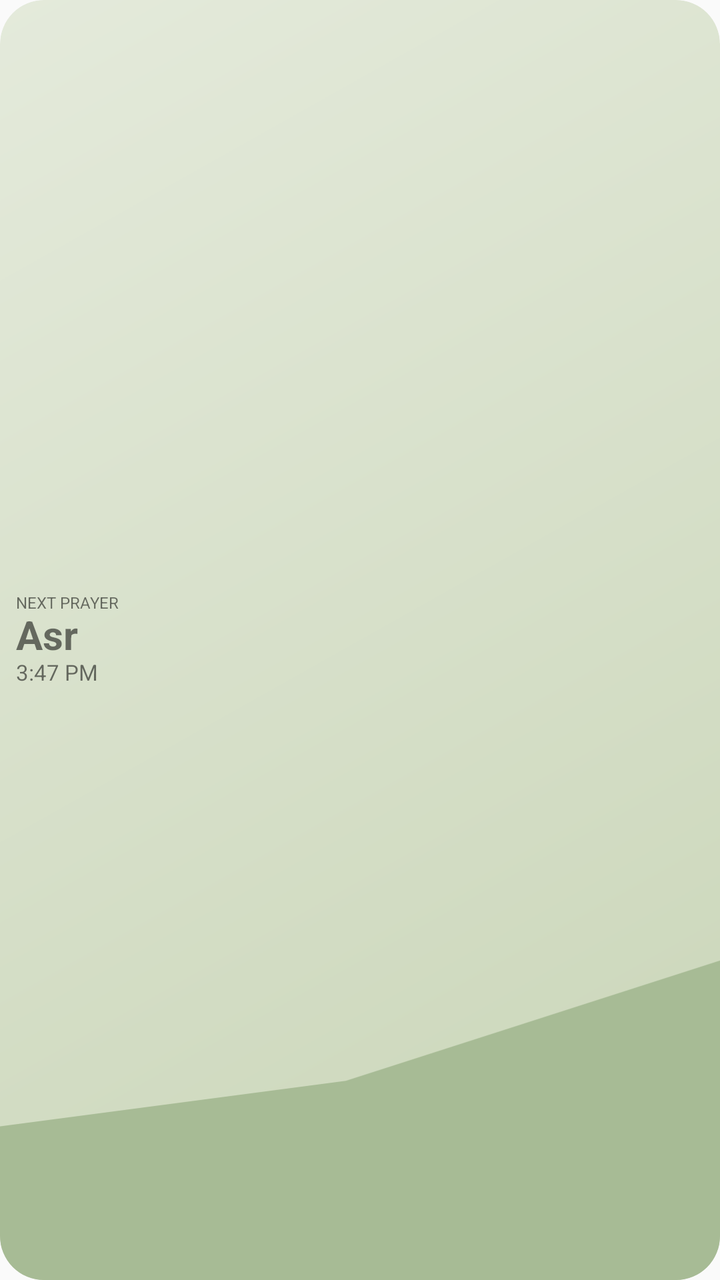
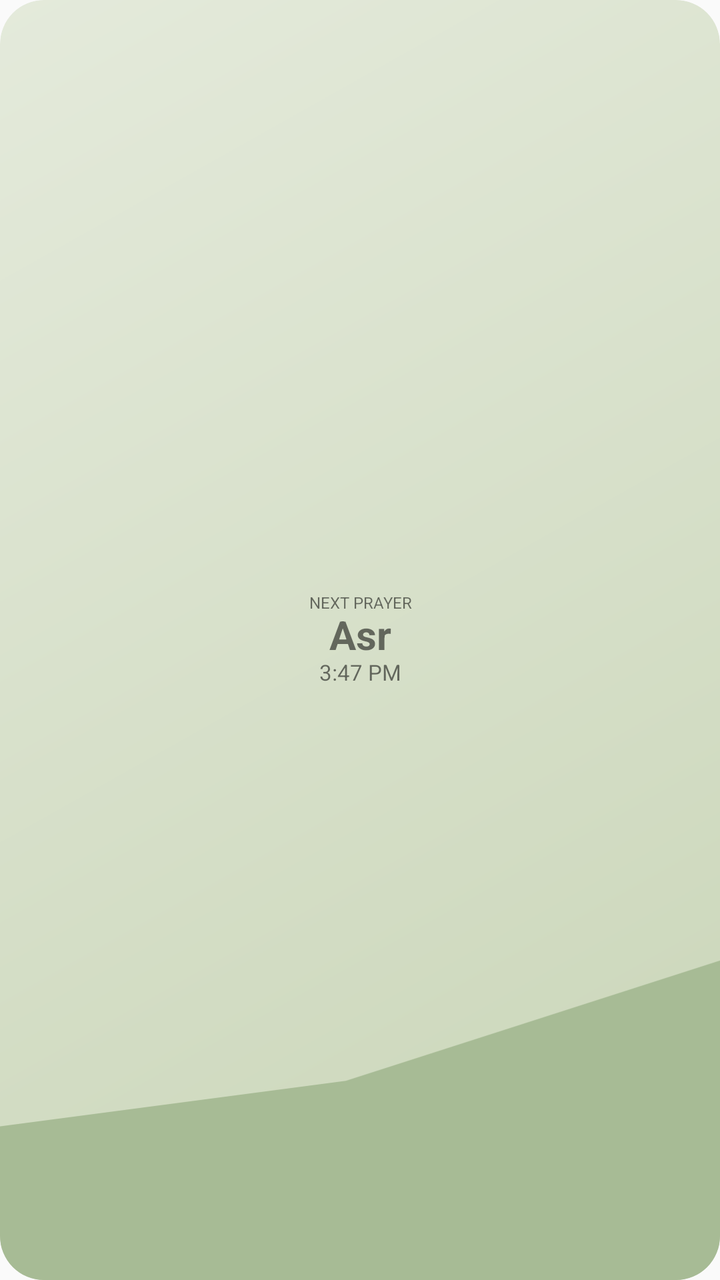

Compare the two renders of this Android layout. The source of the first and the diff that turns it into the second are given below.
<!-- AndroidManifest.xml: application theme AppTheme -->
<!-- res/layout/prayer_widget.xml -->
<?xml version="1.0" encoding="utf-8"?>
<FrameLayout xmlns:android="http://schemas.android.com/apk/res/android" android:layout_width="match_parent" android:layout_height="match_parent">
 <FrameLayout android:id="@+id/widget_root" android:layout_width="match_parent" android:layout_height="match_parent" android:background="@drawable/widget_asr" android:clipToOutline="true">
  <ImageView android:id="@+id/widget_scene" android:layout_width="match_parent" android:layout_height="match_parent" android:src="@drawable/widget_scene_asr" android:scaleType="centerCrop" android:importantForAccessibility="no" />
  <LinearLayout android:id="@+id/widget_content" android:layout_width="match_parent" android:layout_height="match_parent" android:orientation="vertical" android:gravity="start|center_vertical" android:paddingStart="8dp" android:paddingEnd="4dp" android:paddingTop="4dp" android:paddingBottom="4dp">
   <TextView android:id="@+id/widget_label" android:layout_width="match_parent" android:layout_height="wrap_content" android:fontFamily="sans-serif" android:text="NEXT PRAYER" android:gravity="start|center_vertical" android:textSize="8sp" android:includeFontPadding="false" android:maxLines="1" />
   <LinearLayout android:layout_width="match_parent" android:layout_height="wrap_content" android:orientation="horizontal" android:gravity="center_vertical">
    <TextView android:id="@+id/widget_prayer" android:layout_width="match_parent" android:layout_height="wrap_content" android:layout_marginTop="0dp" android:text="Asr" android:textStyle="bold" android:gravity="start|center_vertical" android:textSize="20sp" android:fontFamily="sans-serif" android:maxLines="1" android:includeFontPadding="false" />
   </LinearLayout>
   <TextView android:id="@+id/widget_time" android:layout_width="match_parent" android:layout_height="wrap_content" android:fontFamily="sans-serif" android:text="3:47 PM" android:gravity="start|center_vertical" android:textSize="11sp" android:maxLines="1" android:includeFontPadding="false" />
   <Chronometer android:id="@+id/widget_countdown" android:layout_width="match_parent" android:layout_height="wrap_content" android:layout_marginTop="0dp" android:textSize="8sp" android:format="In %s" android:visibility="gone" android:maxLines="1" android:includeFontPadding="false" />
   <TextView android:id="@+id/widget_location" android:layout_width="wrap_content" android:layout_height="wrap_content" android:visibility="gone" />
   <TextView android:id="@+id/widget_reflection" android:layout_width="wrap_content" android:layout_height="wrap_content" android:visibility="gone" />
  </LinearLayout>
 </FrameLayout>
</FrameLayout>
<!-- resources referenced by this layout -->
<resources>
  <!-- drawable widget_asr (drawable) -->
  <?xml version="1.0" encoding="utf-8"?>
  <shape xmlns:android="http://schemas.android.com/apk/res/android"><corners android:radius="22dp"/><gradient android:startColor="#E4EADB" android:endColor="#C9D5B7" android:angle="315"/></shape>
  <!-- drawable widget_scene_asr (drawable) -->
  <vector xmlns:android="http://schemas.android.com/apk/res/android" android:width="180dp" android:height="90dp" android:viewportWidth="180" android:viewportHeight="90"><path android:fillColor="#F8F0C9" android:pathData="M150,31a16,16 0,1 0,0 32a16,16 0,1 0,0 -32" /><path android:fillColor="#A7BB95" android:pathData="M0,78L28,77L51,81L89,76L117,67L142,72L180,61L180,90L0,90Z" /></vector>
  <style name="AppTheme" parent="Theme.AppCompat.Light.DarkActionBar">
          
          <item name="colorPrimary">@color/colorPrimary</item>
          <item name="colorPrimaryDark">@color/colorPrimaryDark</item>
          <item name="colorAccent">@color/colorAccent</item>
      </style>
</resources>

<!-- the commit's change to res/layout/prayer_widget.xml (unified diff, before → after) -->
@@ -2,12 +2,12 @@
 <FrameLayout xmlns:android="http://schemas.android.com/apk/res/android" android:layout_width="match_parent" android:layout_height="match_parent">
  <FrameLayout android:id="@+id/widget_root" android:layout_width="match_parent" android:layout_height="match_parent" android:background="@drawable/widget_asr" android:clipToOutline="true">
   <ImageView android:id="@+id/widget_scene" android:layout_width="match_parent" android:layout_height="match_parent" android:src="@drawable/widget_scene_asr" android:scaleType="centerCrop" android:importantForAccessibility="no" />
-  <LinearLayout android:id="@+id/widget_content" android:layout_width="match_parent" android:layout_height="match_parent" android:orientation="vertical" android:gravity="start|center_vertical" android:paddingStart="8dp" android:paddingEnd="4dp" android:paddingTop="4dp" android:paddingBottom="4dp">
-   <TextView android:id="@+id/widget_label" android:layout_width="match_parent" android:layout_height="wrap_content" android:fontFamily="sans-serif" android:text="NEXT PRAYER" android:gravity="start|center_vertical" android:textSize="8sp" android:includeFontPadding="false" android:maxLines="1" />
-   <LinearLayout android:layout_width="match_parent" android:layout_height="wrap_content" android:orientation="horizontal" android:gravity="center_vertical">
-    <TextView android:id="@+id/widget_prayer" android:layout_width="match_parent" android:layout_height="wrap_content" android:layout_marginTop="0dp" android:text="Asr" android:textStyle="bold" android:gravity="start|center_vertical" android:textSize="20sp" android:fontFamily="sans-serif" android:maxLines="1" android:includeFontPadding="false" />
+  <LinearLayout android:id="@+id/widget_content" android:layout_width="match_parent" android:layout_height="match_parent" android:orientation="vertical" android:gravity="center" android:paddingStart="8dp" android:paddingEnd="8dp" android:paddingTop="4dp" android:paddingBottom="4dp">
+   <TextView android:id="@+id/widget_label" android:layout_width="match_parent" android:layout_height="wrap_content" android:fontFamily="sans-serif" android:text="NEXT PRAYER" android:gravity="center" android:textSize="8sp" android:includeFontPadding="false" android:maxLines="1" />
+   <LinearLayout android:layout_width="match_parent" android:layout_height="wrap_content" android:orientation="horizontal" android:gravity="center">
+    <TextView android:id="@+id/widget_prayer" android:layout_width="match_parent" android:layout_height="wrap_content" android:layout_marginTop="0dp" android:text="Asr" android:textStyle="bold" android:gravity="center" android:textSize="20sp" android:fontFamily="sans-serif" android:maxLines="1" android:includeFontPadding="false" />
    </LinearLayout>
-   <TextView android:id="@+id/widget_time" android:layout_width="match_parent" android:layout_height="wrap_content" android:fontFamily="sans-serif" android:text="3:47 PM" android:gravity="start|center_vertical" android:textSize="11sp" android:maxLines="1" android:includeFontPadding="false" />
+   <TextView android:id="@+id/widget_time" android:layout_width="match_parent" android:layout_height="wrap_content" android:fontFamily="sans-serif" android:text="3:47 PM" android:gravity="center" android:textSize="11sp" android:maxLines="1" android:includeFontPadding="false" />
    <Chronometer android:id="@+id/widget_countdown" android:layout_width="match_parent" android:layout_height="wrap_content" android:layout_marginTop="0dp" android:textSize="8sp" android:format="In %s" android:visibility="gone" android:maxLines="1" android:includeFontPadding="false" />
    <TextView android:id="@+id/widget_location" android:layout_width="wrap_content" android:layout_height="wrap_content" android:visibility="gone" />
    <TextView android:id="@+id/widget_reflection" android:layout_width="wrap_content" android:layout_height="wrap_content" android:visibility="gone" />
